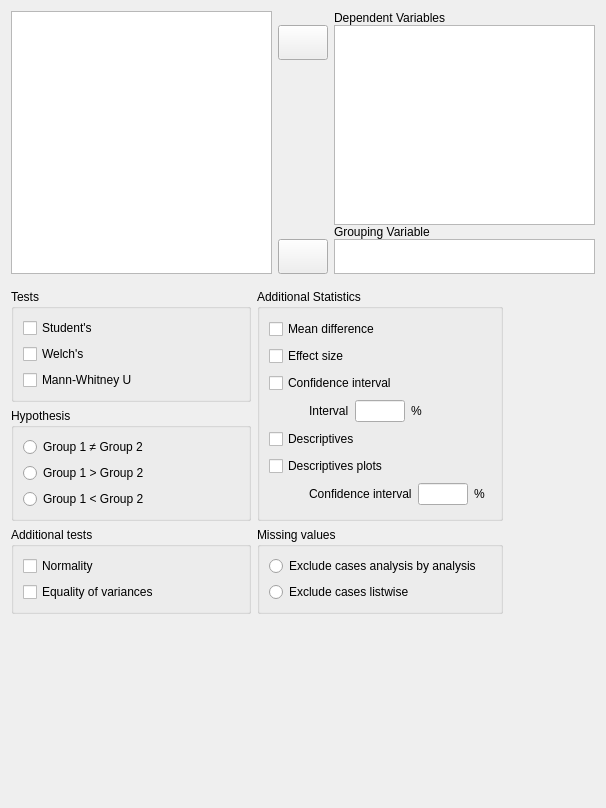
The window that JASP-Desktop/analysisforms/ttestindependentsamplesform.ui (jasp-stats/jasp-desktop) describes before a commit, drawn with Qt 5.
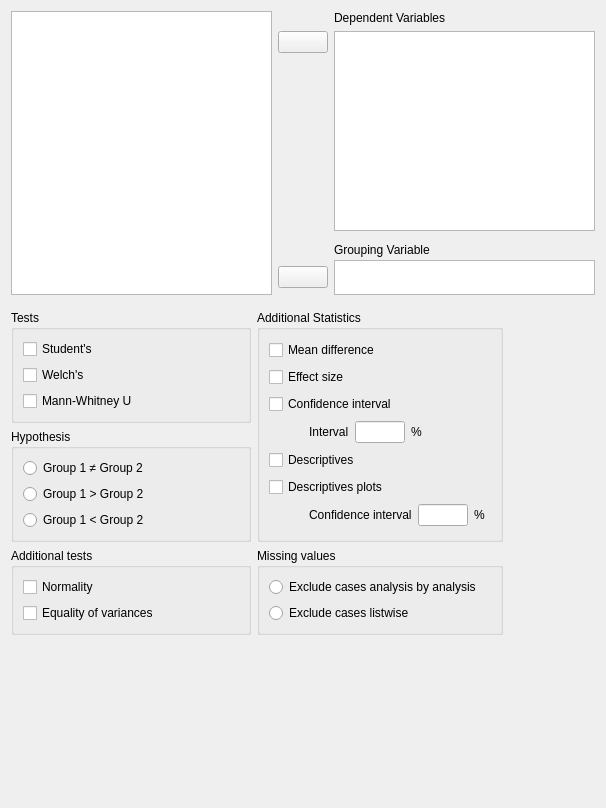
The same window after the commit. Custom widgets are drawn as their Qt base class.

```diff
--- a/JASP-Desktop/analysisforms/ttestindependentsamplesform.ui
+++ b/JASP-Desktop/analysisforms/ttestindependentsamplesform.ui
@@ -42,7 +42,7 @@
        <number>0</number>
       </property>
       <property name="verticalSpacing">
-       <number>0</number>
+       <number>3</number>
       </property>
       <item row="0" column="2">
        <widget class="QLabel" name="label_4">
@@ -68,13 +68,13 @@
         <property name="minimumSize">
          <size>
           <width>50</width>
-          <height>35</height>
+          <height>0</height>
          </size>
         </property>
         <property name="maximumSize">
          <size>
           <width>50</width>
-          <height>35</height>
+          <height>16777215</height>
          </size>
         </property>
         <property name="text">
@@ -147,13 +147,13 @@
         <property name="minimumSize">
          <size>
           <width>50</width>
-          <height>35</height>
+          <height>0</height>
          </size>
         </property>
         <property name="maximumSize">
          <size>
           <width>50</width>
-          <height>35</height>
+          <height>16777215</height>
          </size>
         </property>
         <property name="text">
```
